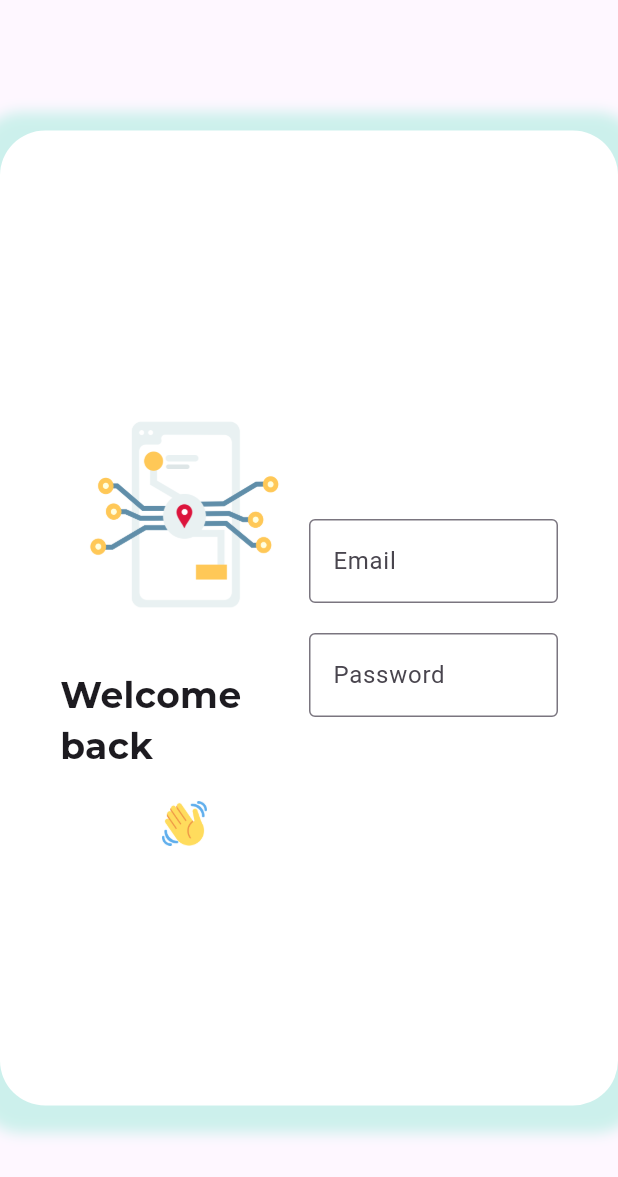
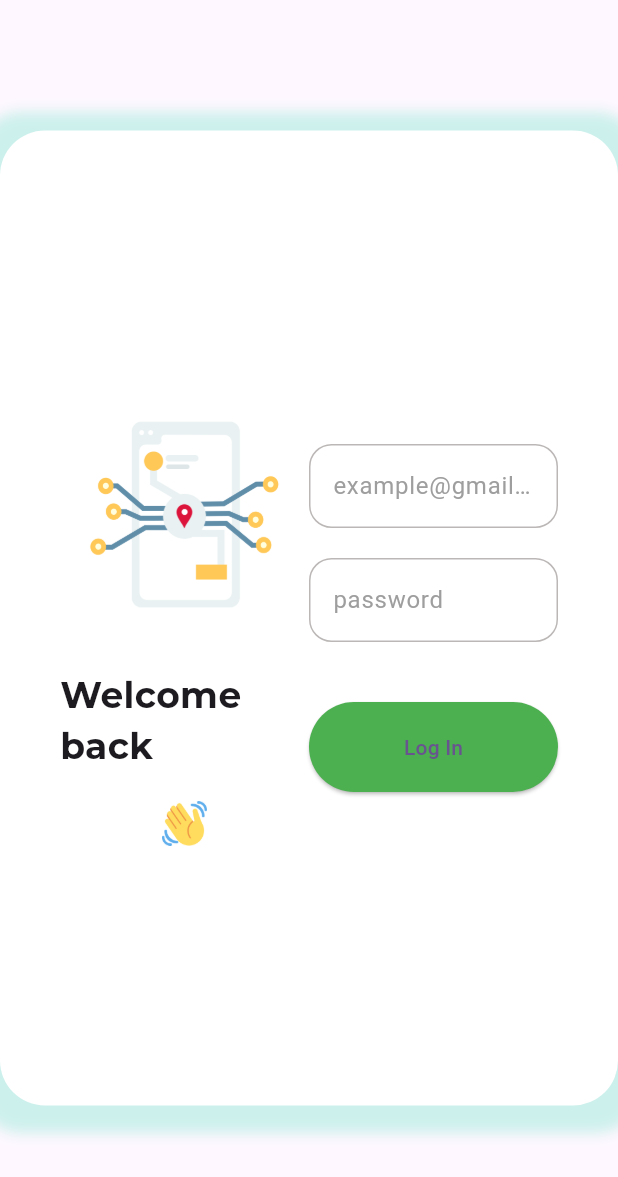
Before and after one commit to MhaamadAli/Cue-App, a Flutter app: the screen it shows after launch, on a phone screen of 412 x 824 dp. Shown: the top 1177 px of the screen. Run offline on Flutter 3.47's test engine with Material 3 defaults, Android fonts, the phone set to English and light mode, and no system bars; our stand-ins replace flutter_map, flutter_secure_storage, flutter_svg, geolocator, google_fonts, latlong2 and 1 more; accounts and stored records are empty.

Commit message:
frontend: finished login screen basic design

```diff
--- a/cue_dashboard/lib/screens/login_screen.dart
+++ b/cue_dashboard/lib/screens/login_screen.dart
@@ -1,3 +1,4 @@
+import 'package:cue_dashboard/widgets/my_text_field.dart';
 import 'package:flutter/material.dart';
 import 'package:google_fonts/google_fonts.dart';
 
@@ -52,20 +53,24 @@ class LoginScreen extends StatelessWidget {
                     child: Column(
                       mainAxisAlignment: MainAxisAlignment.center,
                       children: [
-                        TextFormField(
+                        MyTextField(
                           controller: emailController,
-                          decoration: InputDecoration(
-                            hintText: 'Email',
-                            border: OutlineInputBorder(),
-                          ),
+                          hintText: 'example@gmail.com',
+                          obscureText: false,
                         ),
                         const SizedBox(height: 20),
-                        TextFormField(
+                        MyTextField(
                           controller: passwordController,
+                          hintText: 'password',
                           obscureText: true,
-                          decoration: InputDecoration(
-                            hintText: 'Password',
-                            border: OutlineInputBorder(),
+                        ),
+                        const SizedBox(height: 40),
+                        ElevatedButton(
+                          onPressed: () {},
+                          child: Text('Log In'),
+                          style: ElevatedButton.styleFrom(
+                            backgroundColor: Colors.green,
+                            minimumSize: Size(200, 60),
                           ),
                         ),
                       ],
```
